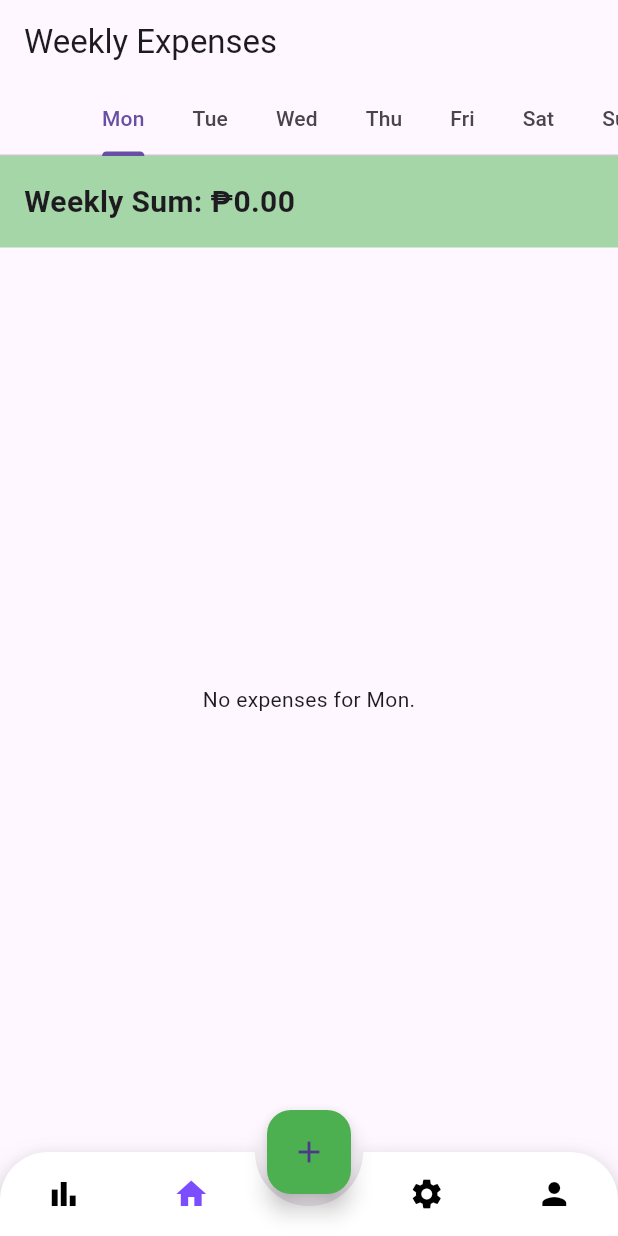
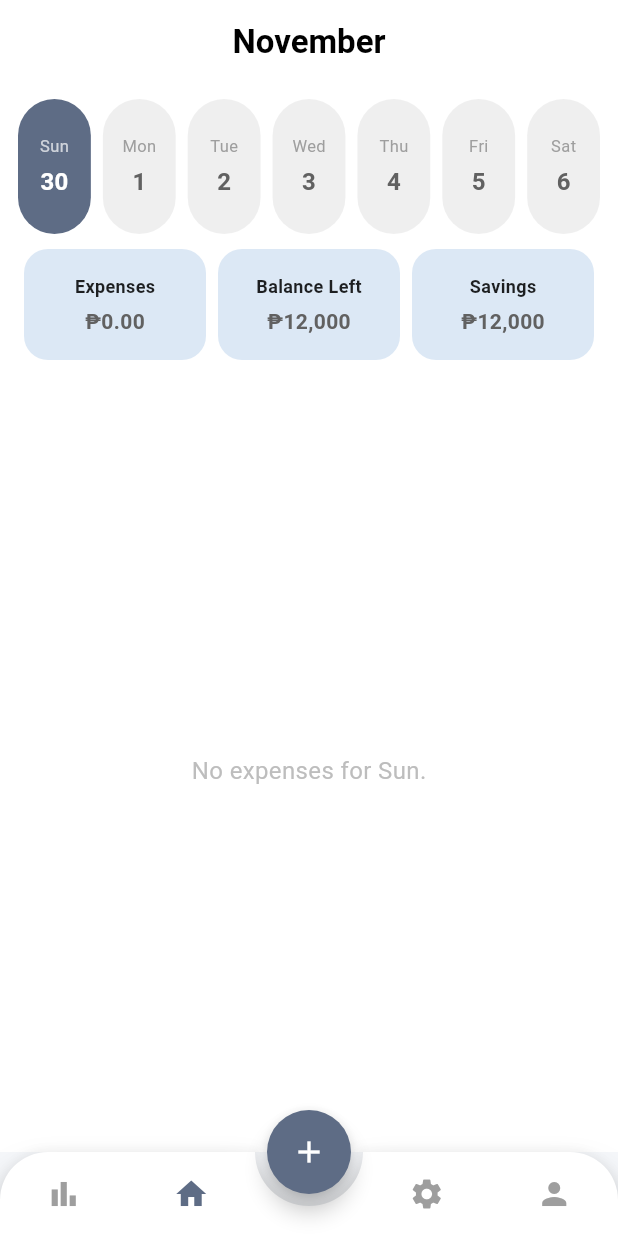
Before and after one commit to Andrea-Laserna/CMSC128_FinTracker, a Flutter app: the screen it shows after launch, on a phone screen of 412 x 824 dp. Run offline on Flutter 3.47's test engine with Material 3 defaults, Android fonts, the phone set to English and light mode, and no system bars; drawn by our look-alikes of animated_bottom_navigation_bar.

Commit message:
made the frontend look more like the wireframe

```diff
--- a/lib/main.dart
+++ b/lib/main.dart
@@ -6,6 +6,7 @@ import 'pages/summary.dart';
 import 'pages/customizations.dart';
 import 'pages/add_expense.dart';
 import 'pages/profile.dart';
+import 'pages/expense_model.dart'; // Ensure this import is here
 
 void main() {
   runApp(const MyApp());
@@ -33,51 +34,68 @@ class ExpenseHomePage extends StatefulWidget {
 class _ExpenseHomePageState extends State<ExpenseHomePage> {
   int _bottomNavIndex = 1;
 
+  // 1. THE MASTER LIST LIVES HERE NOW
+  final List<Expense> myExpenses = [];
+
   final iconList = <IconData>[
     Icons.bar_chart,
     Icons.home,
     Icons.settings,
-    Icons.person, // dummy
+    Icons.person,
   ];
 
   @override
   Widget build(BuildContext context) {
+    // 2. Pass the list and delete function DOWN to HomePage
     final pages = <Widget>[
       const SummaryPage(),
-      HomePage(),
+      HomePage(
+        expenses: myExpenses,
+        onDelete: (index) {
+          setState(() {
+            myExpenses.removeAt(index);
+          });
+        },
+      ),
       const CustomizationPage(),
-      const ProfilePage(), // dummy
+      const ProfilePage(),
     ];
 
     return Scaffold(
+      // Light blue/grey background from wireframe
+      backgroundColor: const Color(0xFFF5F7FA),
       body: pages[_bottomNavIndex],
+
       floatingActionButton: FloatingActionButton(
+        shape: const CircleBorder(), // <--- Makes the button perfectly round
         onPressed: () async {
           final newExpense = await Navigator.push(
             context,
             MaterialPageRoute(builder: (_) => const AddExpensePage()),
           );
 
-          if (newExpense != null) {
+          if (newExpense != null && newExpense is Expense) {
             setState(() {
-              HomePage.expenses.add(newExpense); // rebuild HomePage
-              _bottomNavIndex = 1; // switch to Home tab
+              myExpenses.add(newExpense); // Add to master list
+              _bottomNavIndex = 1; // Switch to Home tab
             });
           }
         },
-        child: const Icon(Icons.add),
-        backgroundColor: Colors.green,
+        backgroundColor: const Color(0xFF5E6C85), // Wireframe blue color
+        child: const Icon(Icons.add, color: Colors.white),
       ),
       floatingActionButtonLocation: FloatingActionButtonLocation.centerDocked,
+
       bottomNavigationBar: AnimatedBottomNavigationBar(
         icons: iconList,
         activeIndex: _bottomNavIndex,
         gapLocation: GapLocation.center,
-        notchSmoothness: NotchSmoothness.verySmoothEdge,
+        notchSmoothness: NotchSmoothness.softEdge,
         leftCornerRadius: 32,
         rightCornerRadius: 32,
+        activeColor: const Color(0xFF5E6C85),
+        inactiveColor: Colors.grey,
         onTap: (index) {
-          // if (index == 3) return;
           setState(() => _bottomNavIndex = index);
         },
       ),
--- a/lib/pages/add_expense.dart
+++ b/lib/pages/add_expense.dart
@@ -1,5 +1,4 @@
 import 'package:flutter/material.dart';
-import 'homepage.dart';
 import 'expense_model.dart';
 
 class AddExpensePage extends StatefulWidget {
--- a/lib/pages/homepage.dart
+++ b/lib/pages/homepage.dart
@@ -2,23 +2,53 @@ import 'package:flutter/material.dart';
 import 'expense_model.dart';
 
 class HomePage extends StatefulWidget {
-  const HomePage({super.key});
+  final List<Expense> expenses;
+  final Function(int) onDelete;
 
-  static final List<Expense> expenses = [];
+  const HomePage({
+    super.key,
+    required this.expenses,
+    required this.onDelete,
+  });
 
   @override
   State<HomePage> createState() => _HomePageState();
 }
 
 class _HomePageState extends State<HomePage> with SingleTickerProviderStateMixin {
+
+  final Color kBlueLight = const Color(0xFFDCE8F5);
+  final Color kSelectedBlue = const Color(0xFF5E6C85);
+
+  late List<DateTime> weekDates;
+  late String currentMonthName;
   late TabController _tabController;
 
-  final List<String> days = ["Mon", "Tue", "Wed", "Thu", "Fri", "Sat", "Sun"];
+  @override
+  void initState() {
+    super.initState();
+    weekDates = _getCurrentWeekDates();
 
-  @override
-  void initState(){
-    super.initState();
-    _tabController = TabController(length: 7, vsync: this);
+    final now = DateTime.now();
+    const months = ['January', 'February', 'March', 'April', 'May', 'June', 'July', 'August', 'September', 'October', 'November', 'December'];
+    currentMonthName = months[now.month - 1];
+
+    _tabController = TabController(length: weekDates.length, vsync: this);
+
+    int todayIndex = 0;
+    for (int i = 0; i < weekDates.length; i++) {
+      if (_isSameDay(weekDates[i], now)) {
+        todayIndex = i;
+        break;
+      }
+    }
+    _tabController.index = todayIndex;
+
+    _tabController.addListener(() {
+      if (_tabController.indexIsChanging) {
+        setState(() {});
+      }
+    });
   }
 
   @override
@@ -27,16 +57,20 @@ class _HomePageState extends State<HomePage> with SingleTickerProviderStateMixin
     super.dispose();
   }
 
-  void _deleteExpense(int index) {
-    setState(() {
-      HomePage.expenses.removeAt(index);
-    });
+  List<DateTime> _getCurrentWeekDates() {
+    final now = DateTime.now();
+    final startOfWeek = now.subtract(Duration(days: now.weekday % 7));
+    return List.generate(7, (i) => startOfWeek.add(Duration(days: i)));
   }
 
-  void _editExpense(int index, String name, double amount, String category,
-      DateTime date, String details) {
+  bool _isSameDay(DateTime a, DateTime b) {
+    return a.year == b.year && a.month == b.month && a.day == b.day;
+  }
+
+  // --- LOGIC: EDIT EXPENSE ---
+  void _editExpense(int index, String name, double amount, String category, DateTime date, String details) {
     setState(() {
-      HomePage.expenses[index] = Expense(
+      widget.expenses[index] = Expense(
         name: name,
         amount: amount,
         category: category,
@@ -46,13 +80,15 @@ class _HomePageState extends State<HomePage> with SingleTickerProviderStateMixin
     });
   }
 
-  void _openEditExpenseDialog(int index) {
-    Expense e = HomePage.expenses[index];
-    String name = e.name;
-    String amount = e.amount.toString();
-    String category = e.category;
-    String details = e.details;
-    DateTime selectedDate = e.date;
+  void _openEditExpenseDialog(int listIndex, Expense expense) {
+    int realIndex = widget.expenses.indexOf(expense);
+    if (realIndex == -1) return;
+
+    String name = expense.name;
+    String amount = expense.amount.toString();
+    String category = expense.category;
+    String details = expense.details;
+    DateTime selectedDate = expense.date;
 
     showDialog(
       context: context,
@@ -62,10 +98,10 @@ class _HomePageState extends State<HomePage> with SingleTickerProviderStateMixin
             title: const Text('Edit Expense'),
             content: SingleChildScrollView(
               child: Column(
+                mainAxisSize: MainAxisSize.min,
                 children: [
                   TextField(
-                    decoration:
-                        const InputDecoration(labelText: 'Expense Name'),
+                    decoration: const InputDecoration(labelText: 'Expense Name'),
                     controller: TextEditingController(text: name),
                     onChanged: (value) => name = value,
                   ),
@@ -76,19 +112,15 @@ class _HomePageState extends State<HomePage> with SingleTickerProviderStateMixin
                     onChanged: (value) => amount = value,
                   ),
                   DropdownButtonFormField(
-                    value: category,
+                    value: ['transpo', 'food', 'education', 'wants'].contains(category) ? category : 'transpo',
                     items: const [
-                      DropdownMenuItem(
-                          value: 'transpo', child: Text('Transpo')),
+                      DropdownMenuItem(value: 'transpo', child: Text('Transpo')),
                       DropdownMenuItem(value: 'food', child: Text('Food')),
-                      DropdownMenuItem(
-                          value: 'education', child: Text('Education')),
+                      DropdownMenuItem(value: 'education', child: Text('Education')),
                       DropdownMenuItem(value: 'wants', child: Text('Wants')),
                     ],
                     onChanged: (value) {
-                      if (value != null) {
-                        setStateDialog(() => category = value);
-                      }
+                      if (value != null) setStateDialog(() => category = value.toString());
                     },
                   ),
                   TextField(
@@ -99,8 +131,7 @@ class _HomePageState extends State<HomePage> with SingleTickerProviderStateMixin
                   const SizedBox(height: 16),
                   Row(
                     children: [
-                      Text(
-                          'Date: ${selectedDate.toLocal().toString().split(' ')[0]}'),
+                      Text('Date: ${selectedDate.toLocal().toString().split(' ')[0]}'),
                       const Spacer(),
                       TextButton(
                         onPressed: () async {
@@ -129,13 +160,7 @@ class _HomePageState extends State<HomePage> with SingleTickerProviderStateMixin
               ElevatedButton(
                 onPressed: () {
                   if (name.isNotEmpty && double.tryParse(amount) != null) {
-                    _editExpense(
-                        index,
-                        name,
-                        double.parse(amount),
-                        category,
-                        selectedDate,
-                        details);
+                    _editExpense(realIndex, name, double.parse(amount), category, selectedDate, details);
                     Navigator.pop(context);
                   }
                 },
@@ -147,78 +172,191 @@ class _HomePageState extends State<HomePage> with SingleTickerProviderStateMixin
       },
     );
   }
+  String _getDayTotal(DateTime date) {
+    final dayExpenses = widget.expenses.where((e) => _isSameDay(e.date, date)).toList();
+    double total = dayExpenses.fold(0.0, (sum, e) => sum + e.amount);
+    return "₱${total.toStringAsFixed(2)}";
+  }
 
   @override
   Widget build(BuildContext context) {
-    final total = HomePage.expenses.fold(0.0, (sum, e) => sum + e.amount);
+    return Scaffold(
+      backgroundColor: Colors.white,
+      appBar: AppBar(
+        backgroundColor: Colors.white,
+        elevation: 0,
+        title: Text(
+          currentMonthName,
+          style: const TextStyle(color: Colors.black, fontWeight: FontWeight.bold),
+        ),
+        centerTitle: true,
+      ),
+      body: Column(
+        children: [
+          Container(
+            margin: const EdgeInsets.symmetric(vertical: 10),
+            height: 90,
+            padding: const EdgeInsets.symmetric(horizontal: 8), // Add padding to sides
+            // switched to ROW to fit everything on one screen
+            child: Row(
+              children: weekDates.asMap().entries.map((entry) {
+                final index = entry.key;
+                final date = entry.value;
+                final dayName = ['Mon','Tue','Wed','Thu','Fri','Sat','Sun'][date.weekday - 1];
 
-    return Scaffold(
-      appBar: AppBar(
-        title: const Text("Weekly Expenses"),
-        bottom: TabBar(
-          controller: _tabController,
-          isScrollable: true,
-          tabs: days.map((d) => Tab(text: d)).toList(),
+                bool isSelected = _tabController.index == index;
+
+                return Expanded(
+                  child: GestureDetector(
+                    onTap: () {
+                      _tabController.animateTo(index);
+                    },
+                    child: Container(
+                      // We removed the fixed width (55) and right margin
+                      margin: const EdgeInsets.symmetric(horizontal: 4), // Small gap between bubbles
+                      decoration: BoxDecoration(
+                        color: isSelected ? kSelectedBlue : const Color(0xFFE0E0E0).withOpacity(0.5),
+                        borderRadius: BorderRadius.circular(25),
+                      ),
+                      child: Column(
+                        mainAxisAlignment: MainAxisAlignment.center,
+                        children: [
+                          Text(
+                            dayName,
+                            style: TextStyle(
+                              fontSize: 11, // Slightly smaller to prevent clipping
+                              color: isSelected ? Colors.white70 : Colors.grey
+                            )
+                          ),
+                          const SizedBox(height: 4),
+                          Text(
+                            date.day.toString(),
+                            style: TextStyle(
+                              fontSize: 16,
+                              fontWeight: FontWeight.bold,
+                              color: isSelected ? Colors.white : Colors.grey[700]
+                            )
+                          ),
+                        ],
                       ),
                     ),
-
-      body: TabBarView(
-        controller: _tabController,
-        children: days.map((day) {
-          // Filter expenses by selected weekday
-          final filtered = HomePage.expenses.where((e) {
-            final weekday = ["Mon", "Tue", "Wed", "Thu", "Fri", "Sat", "Sun"][e.date.weekday - 1];
-            return weekday == day;
-          }).toList();
-
-          return Column(
-            children: [
-              Container(
-                width: double.infinity,
-                padding: const EdgeInsets.all(16),
-                color: Colors.green.shade200,
-                child: Text(
-                  'Weekly Sum: ₱${total.toStringAsFixed(2)}',
-                  style: const TextStyle(fontSize: 20, fontWeight: FontWeight.bold),
+                  ),
+                );
+              }).toList(),
             ),
           ),
 
           Expanded(
-              child: filtered.isEmpty
-                    ? Center(child: Text('No expenses for $day.'))
-                    : ListView.builder(
-                        itemCount: filtered.length,
-                        itemBuilder: (context, index) {
-                          final e = filtered[index];
-                          final realIndex = HomePage.expenses.indexOf(e);
-
-                          return ListTile(
-                            title: Text(e.name),
-                            subtitle: Text(
-                              '₱${e.amount.toStringAsFixed(2)} • ${e.category}\n'
-                              '${e.details.isNotEmpty ? "${e.details}\n" : ""}'
-                              '${e.date.toLocal().toString().split(' ')[0]}',
+            child: TabBarView(
+              controller: _tabController,
+              children: weekDates.map((date) {
+                return _buildDayPage(date);
+              }).toList(),
             ),
-                            trailing: Row(
-                              mainAxisSize: MainAxisSize.min,
-                              children: [
-                                IconButton(
-                                  icon: const Icon(Icons.edit, color: Colors.blue),
-                                  onPressed: () => _openEditExpenseDialog(realIndex),
-                                ),
-                                IconButton(
-                                  icon: const Icon(Icons.delete, color: Color.fromARGB(255, 94, 23, 18)),
-                                  onPressed: () => _deleteExpense(realIndex),
           ),
         ],
       ),
+    );
+  }
+
+  Widget _buildDayPage(DateTime date) {
+    final dayExpenses = widget.expenses.where((e) => _isSameDay(e.date, date)).toList();
+
+    return Column(
+      children: [
+        // SUMMARY CARDS
+        Padding(
+          padding: const EdgeInsets.symmetric(horizontal: 16.0),
+          child: Row(
+            mainAxisAlignment: MainAxisAlignment.spaceBetween,
+            children: [
+              _buildSummaryCard("Expenses", _getDayTotal(date)),
+              const SizedBox(width: 8),
+              _buildSummaryCard("Balance Left", "₱12,000"),
+              const SizedBox(width: 8),
+              _buildSummaryCard("Savings", "₱12,000"),
+            ],
+          ),
+        ),
+
+        const SizedBox(height: 20),
+
+        Expanded(
+          child: dayExpenses.isEmpty
+              ? Center(
+                  child: Text(
+                    "No expenses for ${['Mon','Tue','Wed','Thu','Fri','Sat','Sun'][date.weekday - 1]}.",
+                    style: TextStyle(color: Colors.grey[400], fontSize: 16),
+                  ),
+                )
+              : ListView.separated(
+                  padding: const EdgeInsets.only(bottom: 80),
+                  itemCount: dayExpenses.length,
+                  separatorBuilder: (context, index) => const Divider(height: 1),
+                  itemBuilder: (context, index) {
+                    final item = dayExpenses[index];
+                    final realIndex = widget.expenses.indexOf(item);
+
+                    return Dismissible(
+                      key: UniqueKey(),
+                      direction: DismissDirection.endToStart,
+                      background: Container(color: Colors.redAccent, alignment: Alignment.centerRight, child: const Icon(Icons.delete, color: Colors.white)),
+                      onDismissed: (direction) => widget.onDelete(realIndex),
+                      child: _buildTransactionItem(item, realIndex),
                     );
                   },
                 ),
         ),
       ],
     );
-        }).toList(),
+  }
+
+  Widget _buildSummaryCard(String title, String amount) {
+    return Expanded(
+      child: Container(
+        padding: const EdgeInsets.symmetric(vertical: 16),
+        decoration: BoxDecoration(
+          color: kBlueLight,
+          borderRadius: BorderRadius.circular(16),
+        ),
+        child: Column(
+          children: [
+            Text(title, style: const TextStyle(fontWeight: FontWeight.bold, fontSize: 12, color: Colors.black87)),
+            const SizedBox(height: 5),
+            Text(amount, style: TextStyle(fontWeight: FontWeight.bold, fontSize: 14, color: Colors.grey[700])),
+          ],
+        ),
+      ),
+    );
+  }
+
+  Widget _buildTransactionItem(Expense item, int realIndex) {
+    return Container(
+      color: const Color(0xFFECF3FA),
+      padding: const EdgeInsets.symmetric(vertical: 12, horizontal: 16),
+      child: Row(
+        children: [
+          IconButton(
+            icon: Icon(Icons.edit_square, color: Colors.grey[400], size: 24),
+            onPressed: () => _openEditExpenseDialog(realIndex, item),
+          ),
+          const SizedBox(width: 12),
+          Container(
+            padding: const EdgeInsets.all(8),
+            decoration: BoxDecoration(color: Colors.white.withOpacity(0.5), borderRadius: BorderRadius.circular(8)),
+            child: const Icon(Icons.directions_car_filled, color: Colors.black87),
+          ),
+          const SizedBox(width: 12),
+          Column(
+            crossAxisAlignment: CrossAxisAlignment.start,
+            children: [
+              Text(item.name, style: const TextStyle(fontWeight: FontWeight.bold, fontSize: 16)),
+              Text(item.category.toUpperCase(), style: TextStyle(color: Colors.blueGrey[300], fontSize: 10)),
+            ],
+          ),
+          const Spacer(),
+          Text("-₱${item.amount.toStringAsFixed(2)}", style: TextStyle(fontWeight: FontWeight.bold, fontSize: 16, color: Colors.grey[400])),
+        ],
       ),
     );
   }
```
Lines whose indentation alone changed are shown as unchanged.
